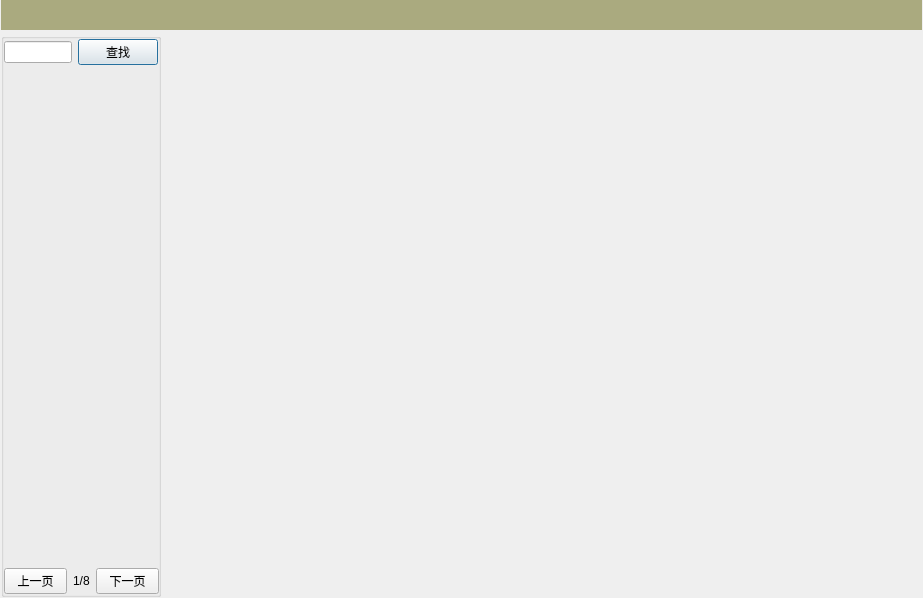
Before: the Qt Designer form src/run/pc_manage/maindialog/cmaindialog.ui in headson/isaws, drawn with Qt 5.
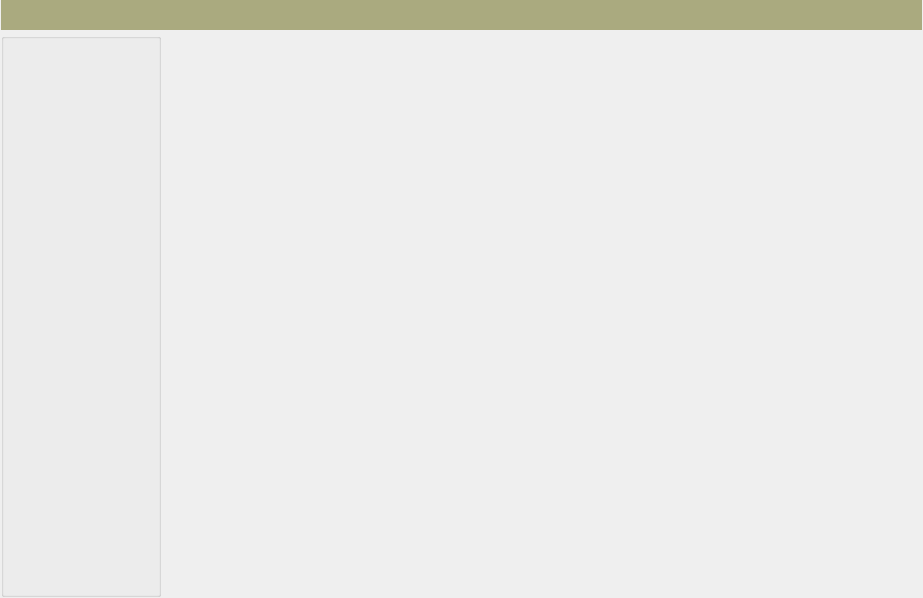
After: the same form once the commit is applied.

Patch:
```diff
--- a/src/run/pc_manage/maindialog/cmaindialog.ui
+++ b/src/run/pc_manage/maindialog/cmaindialog.ui
@@ -62,64 +62,6 @@
       <property name="spacing">
        <number>3</number>
       </property>
-      <item row="0" column="0">
-       <layout class="QHBoxLayout" name="horizontalLayout_2">
-        <item>
-         <widget class="QLineEdit" name="find_edit_"/>
-        </item>
-        <item>
-         <widget class="QPushButton" name="find_button_">
-          <property name="text">
-           <string>查找</string>
-          </property>
-          <property name="default">
-           <bool>false</bool>
-          </property>
-         </widget>
-        </item>
-       </layout>
-      </item>
-      <item row="1" column="0">
-       <widget class="QWidget" name="dev_list_" native="true">
-        <property name="sizePolicy">
-         <sizepolicy hsizetype="Preferred" vsizetype="Expanding">
-          <horstretch>0</horstretch>
-          <verstretch>0</verstretch>
-         </sizepolicy>
-        </property>
-        <property name="minimumSize">
-         <size>
-          <width>0</width>
-          <height>0</height>
-         </size>
-        </property>
-       </widget>
-      </item>
-      <item row="2" column="0">
-       <layout class="QHBoxLayout" name="horizontalLayout">
-        <item>
-         <widget class="QPushButton" name="prev_button_">
-          <property name="text">
-           <string>上一页</string>
-          </property>
-         </widget>
-        </item>
-        <item>
-         <widget class="QLabel" name="page_label_">
-          <property name="text">
-           <string>1/8</string>
-          </property>
-         </widget>
-        </item>
-        <item>
-         <widget class="QPushButton" name="next_button_">
-          <property name="text">
-           <string>下一页</string>
-          </property>
-         </widget>
-        </item>
-       </layout>
-      </item>
      </layout>
     </widget>
    </item>
```
